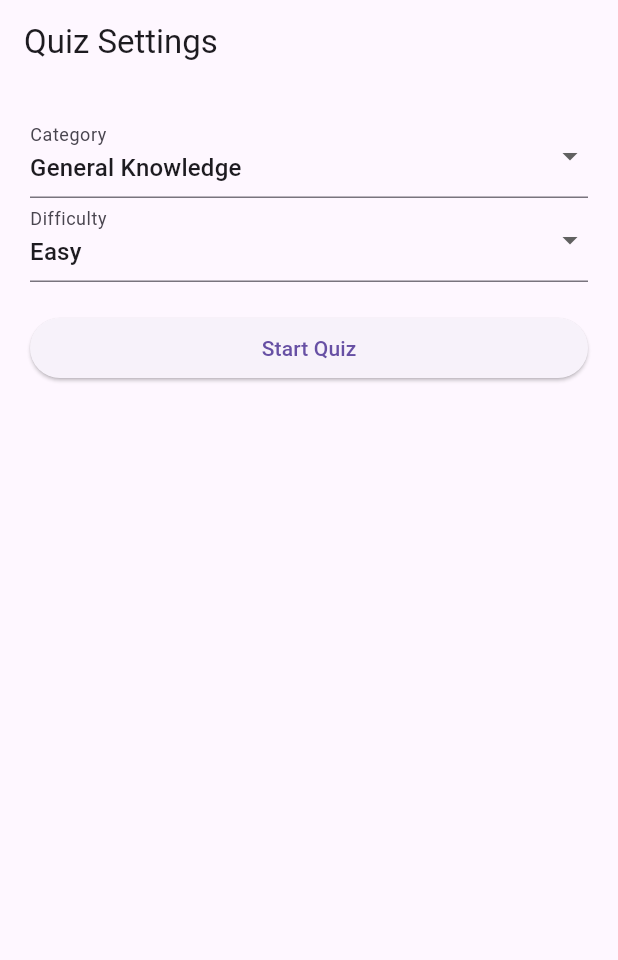
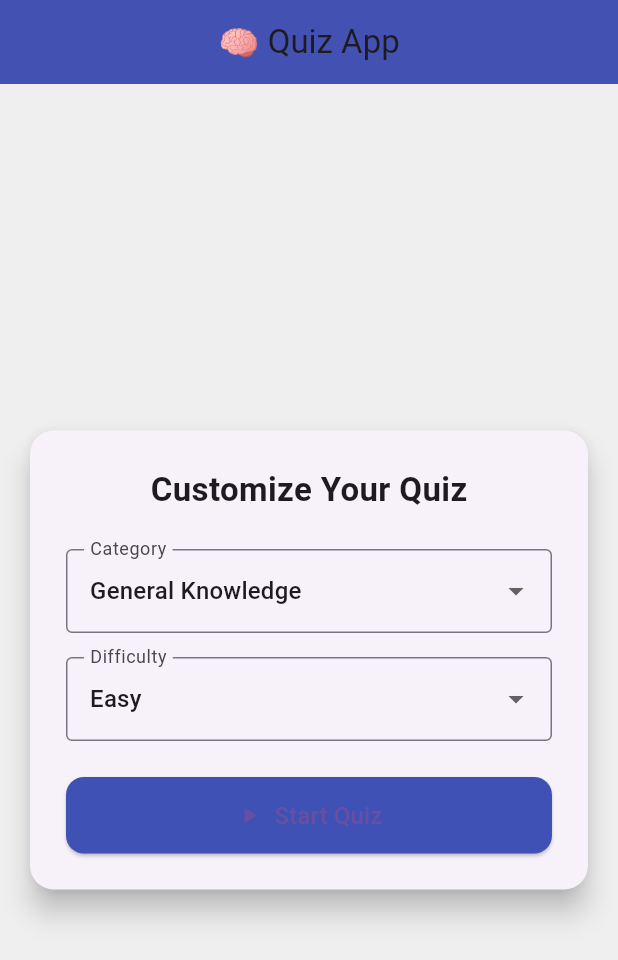
Before and after one commit to sricharan8462/quiz_api, a Flutter app: the screen it shows after launch, on a phone screen of 412 x 824 dp. Shown: the top 960 px of the screen. Run offline on Flutter 3.47's test engine with Material 3 defaults, Android fonts, the phone set to English and light mode, and no system bars.

Commit message:
updated ui

```diff
--- a/lib/screens/home_screen.dart
+++ b/lib/screens/home_screen.dart
@@ -9,21 +9,40 @@ class HomeScreen extends StatefulWidget {
 }
 
 class _HomeScreenState extends State<HomeScreen> {
-  String selectedCategory = '9'; // Default: General Knowledge
+  String selectedCategory = '9';
   String selectedDifficulty = 'easy';
 
   @override
   Widget build(BuildContext context) {
     return Scaffold(
-      appBar: AppBar(title: const Text("Quiz Settings")),
-      body: Padding(
-        padding: const EdgeInsets.all(20.0),
+      backgroundColor: const Color(0xFFEFEFEF),
+      appBar: AppBar(
+        title: const Text("🧠 Quiz App"),
+        centerTitle: true,
+        backgroundColor: Colors.indigo,
+        elevation: 4,
+      ),
+      body: Center(
+        child: Card(
+          elevation: 8,
+          shape: RoundedRectangleBorder(borderRadius: BorderRadius.circular(16)),
+          margin: const EdgeInsets.symmetric(horizontal: 20, vertical: 40),
+          child: Padding(
+            padding: const EdgeInsets.all(24.0),
             child: Column(
-          crossAxisAlignment: CrossAxisAlignment.stretch,
+              mainAxisSize: MainAxisSize.min,
               children: [
+                const Text(
+                  "Customize Your Quiz",
+                  style: TextStyle(fontSize: 22, fontWeight: FontWeight.bold),
+                ),
+                const SizedBox(height: 24),
                 DropdownButtonFormField<String>(
                   value: selectedCategory,
-              decoration: const InputDecoration(labelText: 'Category'),
+                  decoration: const InputDecoration(
+                    labelText: 'Category',
+                    border: OutlineInputBorder(),
+                  ),
                   items: const [
                     DropdownMenuItem(value: '9', child: Text('General Knowledge')),
                     DropdownMenuItem(value: '21', child: Text('Sports')),
@@ -33,9 +52,13 @@ class _HomeScreenState extends State<HomeScreen> {
                   ],
                   onChanged: (val) => setState(() => selectedCategory = val!),
                 ),
+                const SizedBox(height: 16),
                 DropdownButtonFormField<String>(
                   value: selectedDifficulty,
-              decoration: const InputDecoration(labelText: 'Difficulty'),
+                  decoration: const InputDecoration(
+                    labelText: 'Difficulty',
+                    border: OutlineInputBorder(),
+                  ),
                   items: const [
                     DropdownMenuItem(value: 'easy', child: Text('Easy')),
                     DropdownMenuItem(value: 'medium', child: Text('Medium')),
@@ -43,9 +66,19 @@ class _HomeScreenState extends State<HomeScreen> {
                   ],
                   onChanged: (val) => setState(() => selectedDifficulty = val!),
                 ),
-            const SizedBox(height: 20),
-            ElevatedButton(
-              child: const Text("Start Quiz"),
+                const SizedBox(height: 24),
+                SizedBox(
+                  width: double.infinity,
+                  child: ElevatedButton.icon(
+                    icon: const Icon(Icons.play_arrow),
+                    label: const Text("Start Quiz", style: TextStyle(fontSize: 16)),
+                    style: ElevatedButton.styleFrom(
+                      backgroundColor: Colors.indigo,
+                      padding: const EdgeInsets.symmetric(vertical: 14),
+                      shape: RoundedRectangleBorder(
+                        borderRadius: BorderRadius.circular(12),
+                      ),
+                    ),
                     onPressed: () {
                       Navigator.push(
                         context,
@@ -53,13 +86,16 @@ class _HomeScreenState extends State<HomeScreen> {
                           builder: (_) => QuizScreen(
                             category: selectedCategory,
                             difficulty: selectedDifficulty,
-                      type: 'multiple', // Hardcoded to MCQ
+                            type: 'multiple',
                           ),
                         ),
                       );
                     },
+                  ),
                 )
               ],
+            ),
+          ),
         ),
       ),
     );
```
Also changed, not shown: lib/screens/quiz_screen.dart (+57 -28 lines). Lines whose indentation alone changed are shown as unchanged.
